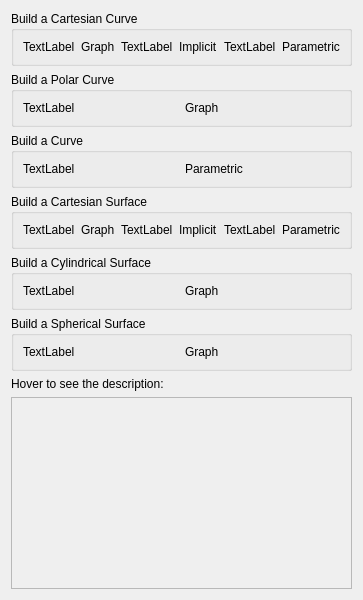
First picture: the form in src/plotsbuilder.ui, repository KDE/khipu, before the edit.
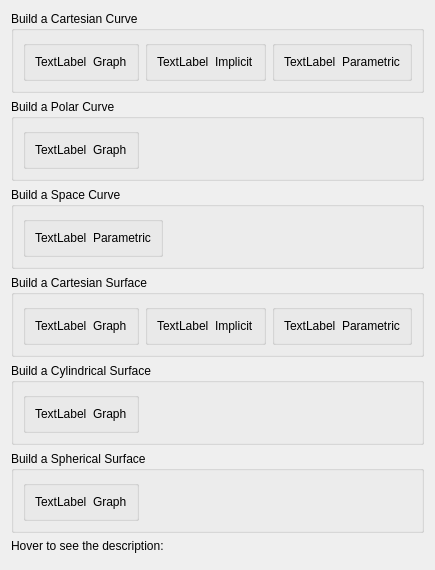
Second picture: the form after the edit. Custom widgets are drawn as their Qt base class.

Commit message: Icons and labels for PlotsBuilder

```diff
--- a/src/plotsbuilder.ui
+++ b/src/plotsbuilder.ui
@@ -6,8 +6,8 @@
    <rect>
     <x>0</x>
     <y>0</y>
-    <width>361</width>
-    <height>600</height>
+    <width>407</width>
+    <height>539</height>
    </rect>
   </property>
   <property name="windowTitle">
@@ -21,7 +21,13 @@
      </property>
      <layout class="QHBoxLayout" name="horizontalLayout_15">
       <item>
-       <widget class="QLabel" name="label_5">
+       <widget class="QGroupBox" name="groupBox">
+        <property name="title">
+         <string/>
+        </property>
+        <layout class="QHBoxLayout" name="horizontalLayout">
+         <item>
+          <widget class="QLabel" name="buildCartesianGraphCurveIcon">
         <property name="text">
          <string>TextLabel</string>
         </property>
@@ -34,8 +40,17 @@
         </property>
        </widget>
       </item>
+        </layout>
+       </widget>
+      </item>
       <item>
-       <widget class="QLabel" name="label_6">
+       <widget class="QGroupBox" name="groupBox_2">
+        <property name="title">
+         <string/>
+        </property>
+        <layout class="QHBoxLayout" name="horizontalLayout_11">
+         <item>
+          <widget class="QLabel" name="buildCartesianImplicitCurveIcon">
         <property name="text">
          <string>TextLabel</string>
         </property>
@@ -48,8 +63,17 @@
         </property>
        </widget>
       </item>
+        </layout>
+       </widget>
+      </item>
       <item>
-       <widget class="QLabel" name="label_7">
+       <widget class="QGroupBox" name="groupBox_10">
+        <property name="title">
+         <string/>
+        </property>
+        <layout class="QHBoxLayout" name="horizontalLayout_12">
+         <item>
+          <widget class="QLabel" name="buildCartesianParametricCurve2DIcon">
         <property name="text">
          <string>TextLabel</string>
         </property>
@@ -66,13 +90,35 @@
     </widget>
    </item>
    <item>
+       <spacer name="horizontalSpacer">
+        <property name="orientation">
+         <enum>Qt::Horizontal</enum>
+        </property>
+        <property name="sizeHint" stdset="0">
+         <size>
+          <width>40</width>
+          <height>20</height>
+         </size>
+        </property>
+       </spacer>
+      </item>
+     </layout>
+    </widget>
+   </item>
+   <item>
     <widget class="QGroupBox" name="polarCurvesLinks">
      <property name="title">
       <string>Build a Polar Curve</string>
      </property>
      <layout class="QHBoxLayout" name="horizontalLayout_4">
       <item>
-       <widget class="QLabel" name="label_8">
+       <widget class="QGroupBox" name="groupBox_3">
+        <property name="title">
+         <string/>
+        </property>
+        <layout class="QHBoxLayout" name="horizontalLayout_8">
+         <item>
+          <widget class="QLabel" name="buildPolarGraphCurveIcon">
         <property name="text">
          <string>TextLabel</string>
         </property>
@@ -89,13 +135,35 @@
     </widget>
    </item>
    <item>
+       <spacer name="horizontalSpacer_2">
+        <property name="orientation">
+         <enum>Qt::Horizontal</enum>
+        </property>
+        <property name="sizeHint" stdset="0">
+         <size>
+          <width>40</width>
+          <height>20</height>
+         </size>
+        </property>
+       </spacer>
+      </item>
+     </layout>
+    </widget>
+   </item>
+   <item>
     <widget class="QGroupBox" name="spaceCurvesLinks">
      <property name="title">
-      <string>Build a Curve</string>
+      <string>Build a Space Curve</string>
      </property>
      <layout class="QHBoxLayout" name="horizontalLayout_13">
       <item>
-       <widget class="QLabel" name="label_11">
+       <widget class="QGroupBox" name="groupBox_4">
+        <property name="title">
+         <string/>
+        </property>
+        <layout class="QHBoxLayout" name="horizontalLayout_7">
+         <item>
+          <widget class="QLabel" name="buildCartesianParametricCurve3DIcon">
         <property name="text">
          <string>TextLabel</string>
         </property>
@@ -112,13 +180,35 @@
     </widget>
    </item>
    <item>
+       <spacer name="horizontalSpacer_3">
+        <property name="orientation">
+         <enum>Qt::Horizontal</enum>
+        </property>
+        <property name="sizeHint" stdset="0">
+         <size>
+          <width>40</width>
+          <height>20</height>
+         </size>
+        </property>
+       </spacer>
+      </item>
+     </layout>
+    </widget>
+   </item>
+   <item>
     <widget class="QGroupBox" name="cartesianSurfacesLinks">
      <property name="title">
       <string>Build a Cartesian Surface</string>
      </property>
      <layout class="QHBoxLayout" name="horizontalLayout_3">
       <item>
-       <widget class="QLabel" name="label_12">
+       <widget class="QGroupBox" name="groupBox_5">
+        <property name="title">
+         <string/>
+        </property>
+        <layout class="QHBoxLayout" name="horizontalLayout_6">
+         <item>
+          <widget class="QLabel" name="buildCartesianGraphSurfaceIcon">
         <property name="text">
          <string>TextLabel</string>
         </property>
@@ -131,8 +221,17 @@
         </property>
        </widget>
       </item>
+        </layout>
+       </widget>
+      </item>
       <item>
-       <widget class="QLabel" name="label_13">
+       <widget class="QGroupBox" name="groupBox_8">
+        <property name="title">
+         <string/>
+        </property>
+        <layout class="QHBoxLayout" name="horizontalLayout_9">
+         <item>
+          <widget class="QLabel" name="buildCartesianImplicitSurfaceIcon">
         <property name="text">
          <string>TextLabel</string>
         </property>
@@ -145,8 +244,17 @@
         </property>
        </widget>
       </item>
+        </layout>
+       </widget>
+      </item>
       <item>
-       <widget class="QLabel" name="label_14">
+       <widget class="QGroupBox" name="groupBox_9">
+        <property name="title">
+         <string/>
+        </property>
+        <layout class="QHBoxLayout" name="horizontalLayout_10">
+         <item>
+          <widget class="QLabel" name="buildCartesianParametricSurfaceIcon">
         <property name="text">
          <string>TextLabel</string>
         </property>
@@ -163,13 +271,35 @@
     </widget>
    </item>
    <item>
+       <spacer name="horizontalSpacer_4">
+        <property name="orientation">
+         <enum>Qt::Horizontal</enum>
+        </property>
+        <property name="sizeHint" stdset="0">
+         <size>
+          <width>40</width>
+          <height>20</height>
+         </size>
+        </property>
+       </spacer>
+      </item>
+     </layout>
+    </widget>
+   </item>
+   <item>
     <widget class="QGroupBox" name="cylindricalSurfacesLinks">
      <property name="title">
       <string>Build a Cylindrical Surface</string>
      </property>
      <layout class="QHBoxLayout" name="horizontalLayout_16">
       <item>
-       <widget class="QLabel" name="label_15">
+       <widget class="QGroupBox" name="groupBox_6">
+        <property name="title">
+         <string/>
+        </property>
+        <layout class="QHBoxLayout" name="horizontalLayout_5">
+         <item>
+          <widget class="QLabel" name="buildCylindricalGraphSurfaceIcon">
         <property name="text">
          <string>TextLabel</string>
         </property>
@@ -186,13 +316,35 @@
     </widget>
    </item>
    <item>
+       <spacer name="horizontalSpacer_5">
+        <property name="orientation">
+         <enum>Qt::Horizontal</enum>
+        </property>
+        <property name="sizeHint" stdset="0">
+         <size>
+          <width>40</width>
+          <height>20</height>
+         </size>
+        </property>
+       </spacer>
+      </item>
+     </layout>
+    </widget>
+   </item>
+   <item>
     <widget class="QGroupBox" name="sphericalSurfacesLinks">
      <property name="title">
       <string>Build a Spherical Surface</string>
      </property>
      <layout class="QHBoxLayout" name="horizontalLayout_17">
       <item>
-       <widget class="QLabel" name="label_16">
+       <widget class="QGroupBox" name="groupBox_7">
+        <property name="title">
+         <string/>
+        </property>
+        <layout class="QHBoxLayout" name="horizontalLayout_2">
+         <item>
+          <widget class="QLabel" name="buildSphericalGraphSurfaceIcon">
         <property name="text">
          <string>TextLabel</string>
         </property>
@@ -204,6 +356,22 @@
          <string>Graph</string>
         </property>
        </widget>
+         </item>
+        </layout>
+       </widget>
+      </item>
+      <item>
+       <spacer name="horizontalSpacer_6">
+        <property name="orientation">
+         <enum>Qt::Horizontal</enum>
+        </property>
+        <property name="sizeHint" stdset="0">
+         <size>
+          <width>40</width>
+          <height>20</height>
+         </size>
+        </property>
+       </spacer>
       </item>
      </layout>
     </widget>
```
Lines whose indentation alone changed are shown as unchanged. The commit also changes 1 other file.
